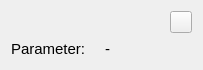
igorf7/OWController, file GUI/OWController/ds1971.ui: the form before one commit.
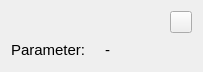
The form after the commit. Icons and pictures are not drawn.

Diff of the .ui file:
```diff
--- a/GUI/OWController/ds1971.ui
+++ b/GUI/OWController/ds1971.ui
@@ -7,7 +7,7 @@
     <x>0</x>
     <y>0</y>
     <width>203</width>
-    <height>70</height>
+    <height>72</height>
    </rect>
   </property>
   <property name="windowTitle">
```
Left out of the diff: 19 changed lines with no effect on the pictures.
